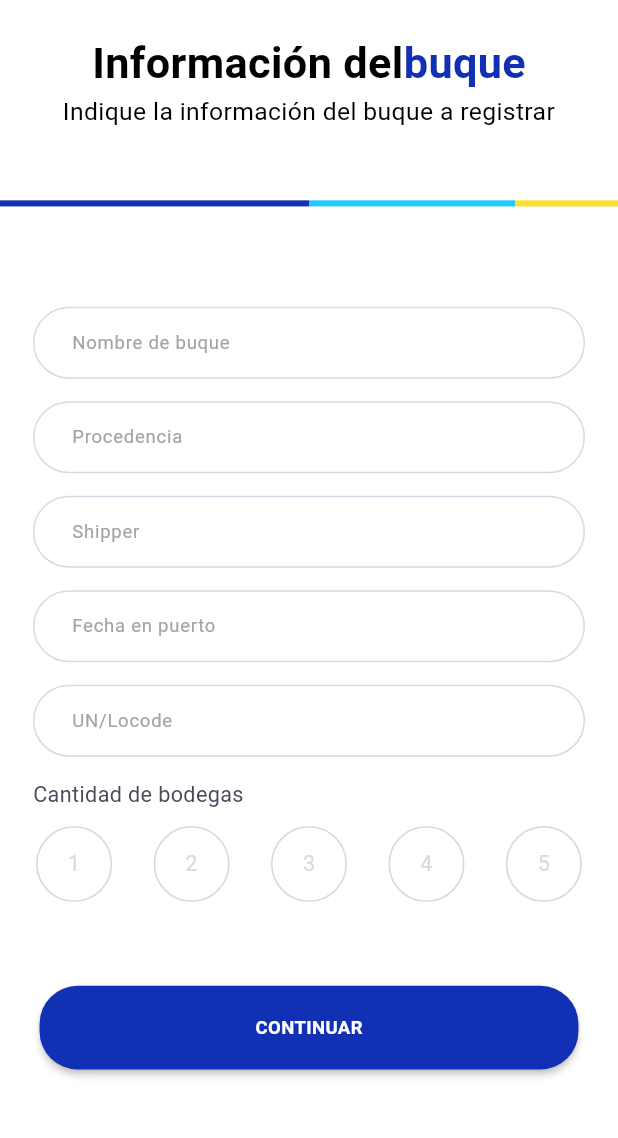
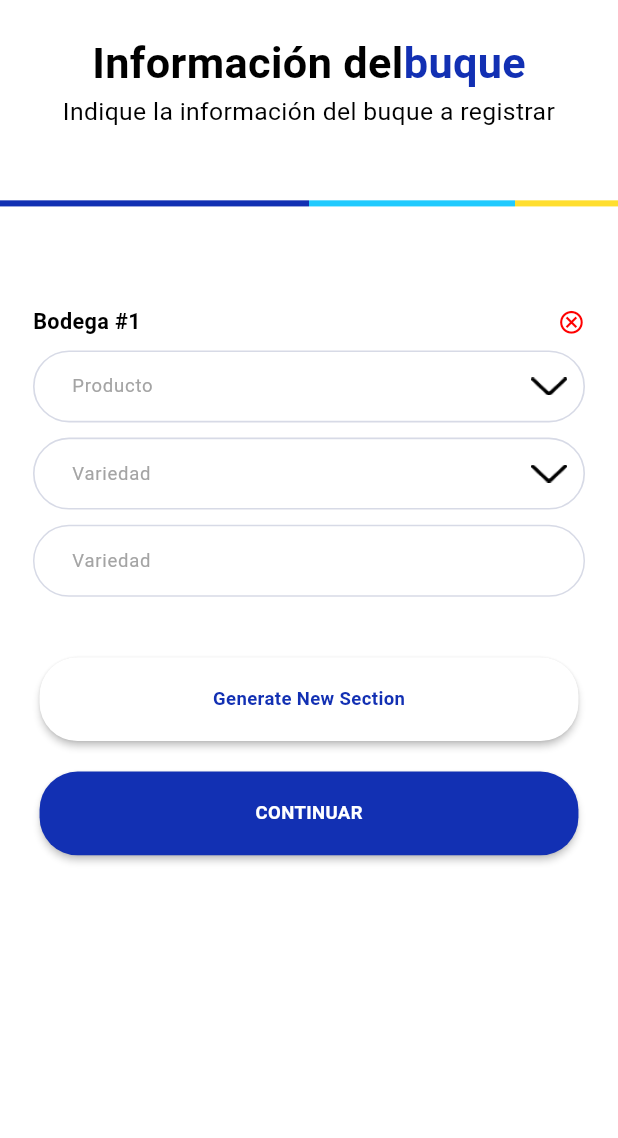
Before and after one commit to franuzcategui/cargocontrol, a Flutter app: the CreateVesselScreen screen opened by its route, after a tap on "CONTINUAR", on a phone screen of 412 x 824 dp, the part 51-1189 px from its top. Run offline on Flutter 3.47's test engine with Material 3 defaults, Android fonts, the phone set to English and light mode, and no system bars; our stand-ins replace camera, cloud_firestore, equatable, firebase_auth, firebase_core, firebase_database and 11 more; missing offline and left inert: google_mlkit_commons, google_mlkit_text_recognition, numeric_keyboard; accounts and stored records are empty.

Commit message:
Vessel creation complete

```diff
--- /dev/null
+++ b/lib/commons/common_widgets/custom_dropdown.dart
@@ -0,0 +1,93 @@
+import 'package:cargocontrol/core/extensions/color_extension.dart';
+import 'package:cargocontrol/utils/constants/assets_manager.dart';
+
+import '../../utils/constants/font_manager.dart';
+import '../common_imports/common_libs.dart';
+
+class CustomDropDown extends StatefulWidget {
+  final List<String> list;
+  final String labelText;
+  final TextEditingController? ctr;
+  final Function(String? val)? onChange;
+  const CustomDropDown({Key? key, required this.list, this.onChange, required this.labelText, this.ctr}) : super(key: key);
+
+  @override
+  State<CustomDropDown> createState() => _CustomDropDownState();
+}
+
+class _CustomDropDownState extends State<CustomDropDown> {
+  FocusNode _focusNode = FocusNode();
+
+
+  @override
+  void initState() {
+    super.initState();
+    _focusNode = FocusNode();
+  }
+
+  // @override
+  // void dispose() {
+  //   _focusNode.dispose();
+  //   super.dispose();
+  // }
+
+  void _requestFocus(){
+    setState(() {
+      FocusScope.of(context).requestFocus(_focusNode);
+    });
+  }
+
+
+  @override
+  Widget build(BuildContext context) {
+    return  DropdownButtonFormField<String>(
+      validator: (value) =>
+      value == null ? 'field required' : null,
+      icon: Image.asset(AppAssets.arrowDown, width: 16.w, height: 8.h,),
+      onTap: _requestFocus,
+      style: getMediumStyle(fontSize: MyFonts.size12, color: context.textColor),
+      decoration: InputDecoration(
+        label: Text(widget.labelText, style: getRegularStyle(color: _focusNode.hasFocus?
+        context.mainColor : context.secondaryTextColor, fontSize: MyFonts.size12),),
+        contentPadding: EdgeInsets.symmetric(horizontal: 20.w),
+        focusedBorder: OutlineInputBorder(
+          borderRadius: BorderRadius.circular(56.r),
+          borderSide: BorderSide(width: 1.w, color: context.textFieldColor),
+        ),
+        enabledBorder: OutlineInputBorder(
+          borderRadius: BorderRadius.circular(56.r),
+          borderSide: BorderSide(
+              width: 1.w, color: context.textFieldColor),
+        ),
+        border: OutlineInputBorder(
+          borderRadius: BorderRadius.circular(56.r),
+          borderSide: BorderSide(width: 1.w, color: context.textFieldColor),
+        ),
+        errorBorder: OutlineInputBorder(
+          borderRadius: BorderRadius.circular(56.sp),
+          borderSide: BorderSide(
+              width: 1.w, color: context.errorColor),
+        ),
+      ),
+
+      items: widget.list
+          .map<DropdownMenuItem<String>>(
+              (String value) {
+            return DropdownMenuItem<String>(
+              value: value,
+              child: Text(value),
+            );
+          }).toList(),
+      onChanged: (val){
+        if(widget.onChange != null){
+          widget.onChange!(val);
+        }
+        if(widget.ctr != null){
+          widget.ctr!.text = val as String;
+        }
+        setState(() {
+        });
+      },
+    );
+  }
+}
--- a/lib/features/admin/create_vessel/views/create_vessel_screen.dart
+++ b/lib/features/admin/create_vessel/views/create_vessel_screen.dart
@@ -1,6 +1,7 @@
 import 'package:cargocontrol/commons/common_widgets/CustomTextFields.dart';
 import 'package:cargocontrol/commons/common_widgets/custom_button.dart';
 import 'package:cargocontrol/core/extensions/color_extension.dart';
+import 'package:cargocontrol/routes/route_manager.dart';
 import 'package:cargocontrol/utils/constants/font_manager.dart';
 
 import '../../../../common_widgets/title_header.dart';
@@ -95,7 +96,9 @@ class _CreateVesselScreenState extends State<CreateVesselScreen> {
                    ),
                    SizedBox(height: 45.h,),
                    CustomButton(
-                       onPressed: (){},
+                       onPressed: (){
+                         Navigator.pushNamed(context, AppRoutes.adminCreateVesselBodegaInfoScreen);
+                       },
                        buttonText: "CONTINUAR"
                    ),
                  ],
--- /dev/null
+++ b/lib/features/admin/create_vessel/views/create_vessle_bodega_info_screen.dart
@@ -0,0 +1,149 @@
+import 'package:cargocontrol/commons/common_widgets/CustomTextFields.dart';
+import 'package:cargocontrol/commons/common_widgets/custom_button.dart';
+import 'package:cargocontrol/core/extensions/color_extension.dart';
+import 'package:cargocontrol/features/admin/create_vessel/widgets/bodega_section_widget.dart';
+import 'package:cargocontrol/routes/route_manager.dart';
+import '../../../../commons/common_imports/common_libs.dart';
+import '../../../../commons/common_widgets/common_header.dart';
+import '../../../../commons/common_widgets/custom_appbar.dart';
+import '../../../../commons/common_widgets/custom_dropdown.dart';
+
+class CreateVesselBodegaInfoScreen extends StatefulWidget {
+  const CreateVesselBodegaInfoScreen({Key? key}) : super(key: key);
+
+  @override
+  State<CreateVesselBodegaInfoScreen> createState() => _CreateVesselBodegaInfoScreenState();
+}
+
+class _CreateVesselBodegaInfoScreenState extends State<CreateVesselBodegaInfoScreen> {
+  List<_BodegaInfoControllers> _bodegaInfoControllers = [];
+  List<Widget> _productDropDown = [];
+  List<Widget> _varietyDropDown = [];
+  List<Widget> _weights = [];
+
+  createBodegaSection() {
+    final section = _BodegaInfoControllers();
+    final product =  CustomDropDown(ctr: section.productCtr, list: products, labelText: 'Producto',);
+    final variety = CustomDropDown(ctr: section.varietyCtr, list: varieties, labelText: 'Variedad',);
+    final weight = CustomTextField(
+      controller: section.weightCtr,
+      onTap: (){},
+      hintText: "",
+      label: 'Variedad',
+      onChanged: (val){},
+      obscure: false,
+      onFieldSubmitted: (val){},
+    );
+    setState(() {
+      _bodegaInfoControllers.add(section);
+      _productDropDown.add(product);
+      _varietyDropDown.add(variety);
+      _weights.add(weight);
+    });
+  }
+
+  Widget _bodegaSections() {
+    final children = [
+      for (var i = 0; i < _bodegaInfoControllers.length; i++)
+        BodegaSectionWidget(
+          index: i,
+          onRemove: (){
+            if(i ==0){
+
+            }else{
+              setState(() {
+                _bodegaInfoControllers.removeAt(i);
+                _productDropDown.removeAt(i);
+                _varietyDropDown.removeAt(i);
+                _weights.removeAt(i);
+              });
+            }
+
+          },
+          productWidget: _productDropDown[i],
+          varietyWidget: _varietyDropDown[i],
+          weightWidget: _weights[i],
+        )
+    ];
+    return SingleChildScrollView(
+      child: Column(
+        children: children,
+      ),
+    );
+  }
+
+  List<String> products = [
+    "Rice",
+    "Corn",
+    "Veggie"
+  ];
+
+  List<String> varieties = [
+    "Rice",
+    "Corn",
+    "Veggie"
+  ];
+
+  @override
+  void initState() {
+    super.initState();
+    createBodegaSection();
+  }
+
+  @override
+  Widget build(BuildContext context) {
+    return Scaffold(
+      appBar: CustomAppBar(),
+      body: SingleChildScrollView(
+        child: Column(
+          children: [
+            const CommonHeader(
+              title: "Información del",
+              subtitle: "buque" ,
+              description: "Indique la información del buque a registrar",
+            ),
+            Padding(
+              padding: EdgeInsets.symmetric(horizontal: 20.w),
+              child: Column(
+                children: [
+                  SizedBox(height: 60.h,),
+                  _bodegaSections(),
+                  SizedBox(height: 15.h,),
+                  CustomButton(
+                      onPressed: createBodegaSection,
+                      buttonText: "Generate New Section",
+                    backColor: context.scaffoldBackgroundColor,
+                    textColor: context.mainColor,
+                  ),
+                  CustomButton(
+                      onPressed: (){
+                        Navigator.pushNamed(context, AppRoutes.adminCreateVesselCompleteDataScreen);
+                      },
+                      buttonText: "CONTINUAR"
+                  ),
+                ],
+              ),
+            )
+          ],
+        ),
+      ),
+    );
+  }
+}
+
+class _BodegaInfoControllers {
+  TextEditingController weightCtr = TextEditingController();
+  TextEditingController productCtr = TextEditingController();
+  TextEditingController varietyCtr = TextEditingController();
+  void dispose() {
+    weightCtr.dispose();
+    productCtr.dispose();
+    varietyCtr.dispose();
+  }
+
+  void clear() {
+    weightCtr.clear();
+    productCtr.clear();
+    varietyCtr.clear();
+  }
+}
--- /dev/null
+++ b/lib/features/admin/create_vessel/widgets/bodega_section_widget.dart
@@ -0,0 +1,37 @@
+import 'package:cargocontrol/core/extensions/color_extension.dart';
+import 'package:cargocontrol/utils/constants/font_manager.dart';
+
+import '../../../../commons/common_imports/common_libs.dart';
+
+class BodegaSectionWidget extends StatelessWidget {
+  final int index;
+  final Widget productWidget;
+  final Widget varietyWidget;
+  final Widget weightWidget;
+  final VoidCallback onRemove;
+  const BodegaSectionWidget({Key? key, required this.index, required this.productWidget, required this.varietyWidget, required this.weightWidget, required this.onRemove}) : super(key: key);
+
+  @override
+  Widget build(BuildContext context) {
+    return Column(
+      crossAxisAlignment: CrossAxisAlignment.start,
+      children: [
+        Row(
+          mainAxisAlignment: MainAxisAlignment.spaceBetween,
+          children: [
+            Text('Bodega #${index+1}', style: getBoldStyle(color: context.textColor, fontSize: MyFonts.size14),),
+            GestureDetector(
+                onTap: onRemove,
+                child: Icon(Icons.cancel_outlined, size: 18.sp, color: context.errorColor,))
+          ],
+        ),
+        SizedBox(height: 8.h,),
+        productWidget,
+        SizedBox(height: 10.h,),
+        varietyWidget,
+        SizedBox(height: 10.h,),
+        weightWidget
+      ],
+    );
+  }
+}
--- a/lib/routes/route_manager.dart
+++ b/lib/routes/route_manager.dart
@@ -1,8 +1,10 @@
+import 'package:cargocontrol/features/admin/create_vessel/views/create_vessel_complete_data_screen.dart';
 import 'package:cargocontrol/features/admin/create_vessel/views/create_vessel_screen.dart';
 import 'package:cargocontrol/features/admin/main_menu/views/ad_main_menu_screen.dart';
 import 'package:cargocontrol/features/auth/views/login_screen.dart';
 import 'package:flutter/material.dart';
 
+import '../features/admin/create_vessel/views/create_vessle_bodega_info_screen.dart';
 import '../features/dashboard/components/dashboard_screen.dart';
 import 'navigation.dart';
 
@@ -10,6 +12,8 @@ class AppRoutes {
   // Admin Section
   static const String adminMainMenuScreen = '/adminMainMenuScreen';
   static const String adminCreateVesselScreen = '/adminCreateVesselScreen';
+  static const String adminCreateVesselBodegaInfoScreen = '/adminCreateVesselBodegaInfoScreen';
+  static const String adminCreateVesselCompleteDataScreen = '/adminCreateVesselCompleteDataScreen';
 
 
 
@@ -25,6 +29,10 @@ class AppRoutes {
         return _buildRoute(const AdMainMenuScreen());
       case adminCreateVesselScreen:
         return _buildRoute(const CreateVesselScreen());
+      case adminCreateVesselBodegaInfoScreen:
+        return _buildRoute(const CreateVesselBodegaInfoScreen());
+      case adminCreateVesselCompleteDataScreen:
+        return _buildRoute(const CreateVesselCompleteDataScreen());
 
 
 
--- a/lib/utils/constants/assets_manager.dart
+++ b/lib/utils/constants/assets_manager.dart
@@ -6,6 +6,7 @@ class AppAssets{
   // Icons Paths
   static const String arrowRight = '$iconPath/arrow-right.png';
   static const String arrowBack = '$iconPath/arrowback.png';
+  static const String arrowDown = '$iconPath/arrowDown.png';
 
 
   // Images Paths
```
Also changed, not shown: lib/common_widgets/title_header.dart (+11 -11 lines), lib/commons/common_widgets/CustomTextFields.dart (+5 -5 lines), lib/features/admin/create_vessel/views/create_vessel_complete_data_screen.dart (added, +69 -0 lines), lib/features/admin/create_vessel/widgets/bodegas_for_all_data_widget.dart (added, +43 -0 lines), lib/features/admin/create_vessel/widgets/information_preliminar_widget.dart (added, +43 -0 lines), lib/features/admin/create_vessel/widgets/preliminatr_tile.dart (added, +35 -0 lines), assets/icons/arrowDown.png (added).
